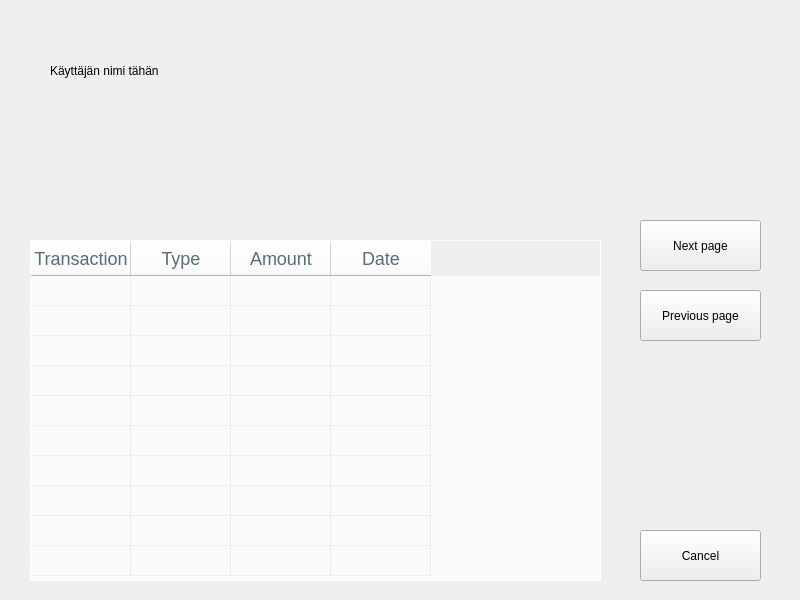
This is frontend/accounttransactions.ui in 22kmo-project/group_14 as Qt 5 draws it before an edit. The edited form follows.
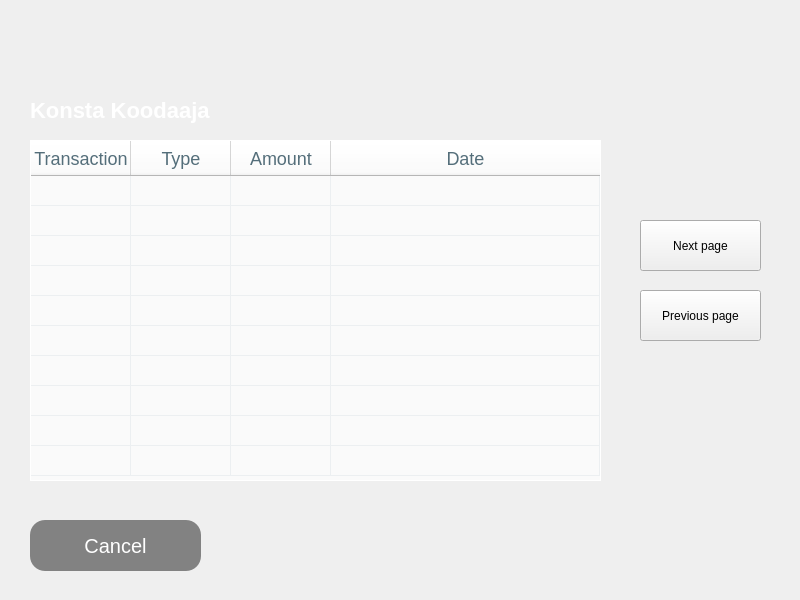
This is the edited form. Icons and pictures are not drawn.

Commit message: UI updates, button styling etc..

What changed in the file:
```diff
--- a/frontend/accounttransactions.ui
+++ b/frontend/accounttransactions.ui
@@ -48,15 +48,31 @@
   <widget class="QPushButton" name="cancelButton">
    <property name="geometry">
     <rect>
-     <x>640</x>
-     <y>530</y>
-     <width>121</width>
+     <x>30</x>
+     <y>520</y>
+     <width>171</width>
      <height>51</height>
     </rect>
    </property>
    <property name="cursor">
     <cursorShape>PointingHandCursor</cursorShape>
    </property>
+   <property name="styleSheet">
+    <string notr="true">QPushButton {
+background-color: rgb(130, 130, 130);
+background-image: url(../img/icon_back.png);
+background-repeat:no-repeat;
+background-position:left middle;
+color: rgb(255, 255, 255);
+border-radius:15px;
+padding:5 5px;
+font-size:20px;
+}
+QPushButton:hover {
+background-color: rgb(120, 120, 120);
+color: rgb(255, 255, 255);
+}</string>
+   </property>
    <property name="text">
     <string>Cancel</string>
    </property>
@@ -64,21 +80,26 @@
   <widget class="QLabel" name="label">
    <property name="geometry">
     <rect>
-     <x>50</x>
-     <y>50</y>
+     <x>30</x>
+     <y>90</y>
      <width>321</width>
      <height>41</height>
     </rect>
    </property>
+   <property name="styleSheet">
+    <string notr="true">font-size:22px;
+color:white;
+font-weight:bold;</string>
+   </property>
    <property name="text">
-    <string>Käyttäjän nimi tähän</string>
+    <string>Konsta Koodaaja</string>
    </property>
   </widget>
   <widget class="QTableWidget" name="tableWidget">
    <property name="geometry">
     <rect>
      <x>30</x>
-     <y>240</y>
+     <y>140</y>
      <width>571</width>
      <height>341</height>
     </rect>
@@ -123,7 +144,7 @@
     <bool>true</bool>
    </attribute>
    <attribute name="horizontalHeaderStretchLastSection">
-    <bool>false</bool>
+    <bool>true</bool>
    </attribute>
    <attribute name="verticalHeaderVisible">
     <bool>false</bool>
```
The commit also changes 15 other files.
